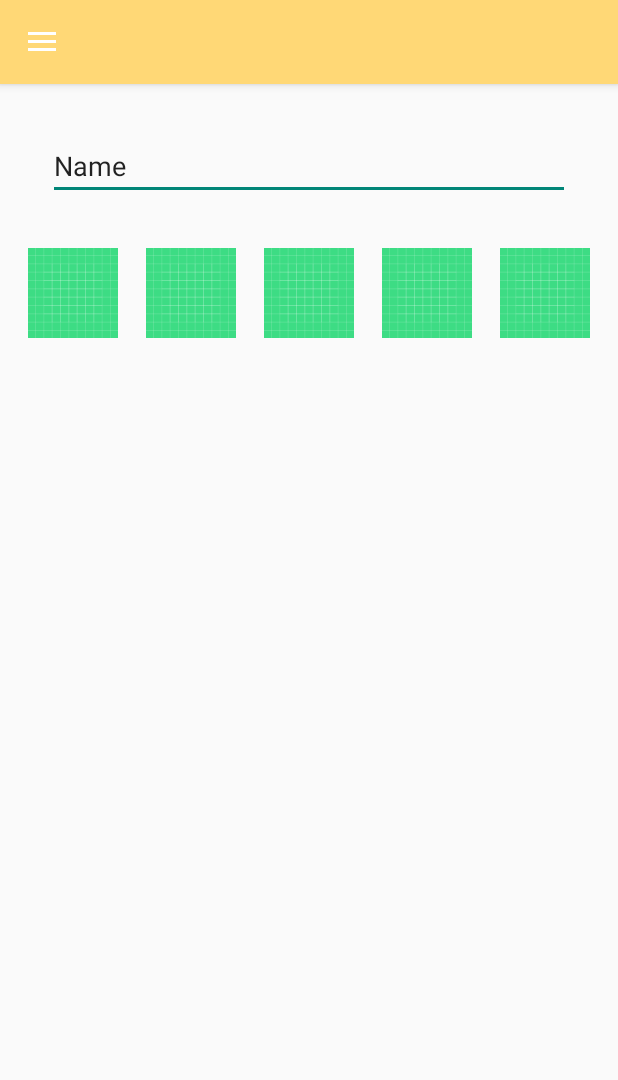
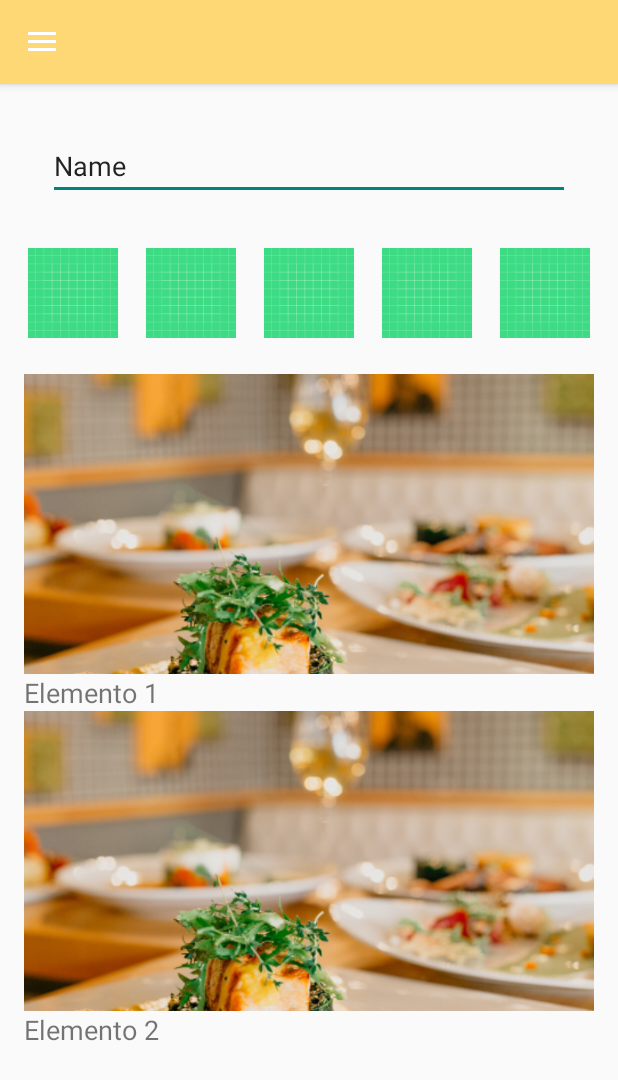
Before and after one commit to alfues62/TastynReady, an Android app: the screen it shows after launch (MainActivity), in the side drawer, after a tap on "Nuestra Carta", on a phone screen of 412 x 824 dp. Shown: the top 1080 px of the screen. Run offline under Robolectric (Android 15) with nearby library versions, the phone set to English and light mode, and no system bars.

Commit message:
RECYCLER VIEW
aaaaaa2

```diff
--- a/app/build.gradle.kts
+++ b/app/build.gradle.kts
@@ -36,6 +36,7 @@ dependencies {
     implementation("androidx.appcompat:appcompat:1.6.1")
     implementation("com.google.android.material:material:1.10.0")
     implementation("androidx.constraintlayout:constraintlayout:2.1.4")
+    implementation ("androidx.recyclerview:recyclerview:1.3.1")
     testImplementation("junit:junit:4.13.2")
     androidTestImplementation("androidx.test.ext:junit:1.1.5")
     androidTestImplementation("androidx.test.espresso:espresso-core:3.5.1")
--- /dev/null
+++ b/app/src/main/java/com/example/afusesc/tastynready/AdaptadorComidas.java
@@ -0,0 +1,70 @@
+package com.example.afusesc.tastynready;
+
+import android.content.Context;
+import android.view.LayoutInflater;
+import android.view.View;
+import android.view.ViewGroup;
+import android.widget.ImageView;
+import android.widget.TextView;
+
+import androidx.recyclerview.widget.RecyclerView;
+
+import java.util.List;
+
+public class AdaptadorComidas extends RecyclerView.Adapter<AdaptadorComidas.ViewHolderComidas> {
+
+    private List<MyItem> itemList;
+    private Context context;
+
+    public AdaptadorComidas(Context context, List<MyItem> itemList) {
+        this.context = context;
+        this.itemList = itemList;
+    }
+
+    @Override
+    public ViewHolderComidas onCreateViewHolder(ViewGroup parent, int viewType) {
+        View view = LayoutInflater.from(parent.getContext()).inflate(R.layout.item_layout, parent, false);
+        return new ViewHolderComidas(view);
+    }
+
+    @Override
+    public void onBindViewHolder(ViewHolderComidas holder, int position) {
+        MyItem item = itemList.get(position);
+        holder.textView.setText(item.getText());
+        holder.imageView.setImageResource(item.getImageResId());
+    }
+
+    @Override
+    public int getItemCount() {
+        return itemList.size();
+    }
+
+    public class ViewHolderComidas extends RecyclerView.ViewHolder {
+        public ImageView imageView;
+        public TextView textView;
+
+        public ViewHolderComidas(View itemView) {
+            super(itemView);
+            imageView = itemView.findViewById(R.id.imageView);
+            textView = itemView.findViewById(R.id.textView);
+        }
+    }
+
+    public static class MyItem {
+        private String text;
+        private int imageResId;
+
+        public MyItem(String text, int imageResId) {
+            this.text = text;
+            this.imageResId = imageResId;
+        }
+
+        public String getText() {
+            return text;
+        }
+
+        public int getImageResId() {
+            return imageResId;
+        }
+    }
+}
--- a/app/src/main/java/com/example/afusesc/tastynready/CartaFragment.java
+++ b/app/src/main/java/com/example/afusesc/tastynready/CartaFragment.java
@@ -3,10 +3,15 @@ package com.example.afusesc.tastynready;
 import android.os.Bundle;
 
 import androidx.fragment.app.Fragment;
+import androidx.recyclerview.widget.LinearLayoutManager;
+import androidx.recyclerview.widget.RecyclerView;
 
 import android.view.LayoutInflater;
 import android.view.View;
 import android.view.ViewGroup;
+
+import java.util.ArrayList;
+import java.util.List;
 
 public class CartaFragment extends Fragment {
 
@@ -14,6 +19,20 @@ public class CartaFragment extends Fragment {
     public View onCreateView(LayoutInflater inflater, ViewGroup container,
                              Bundle savedInstanceState) {
         // Inflate the layout for this fragment
-        return inflater.inflate(R.layout.fragment_carta, container, false);
+        View view = inflater.inflate(R.layout.fragment_carta, container, false);
+
+        RecyclerView recyclerView = view.findViewById(R.id.recycler_view);
+
+        List<AdaptadorComidas.MyItem> itemList = new ArrayList<>();
+        itemList.add(new AdaptadorComidas.MyItem("Elemento 1", R.drawable.headerbkg));
+        itemList.add(new AdaptadorComidas.MyItem("Elemento 2", R.drawable.headerbkg));
+        // Agrega más elementos...
+
+        AdaptadorComidas adapter = new AdaptadorComidas(requireContext(), itemList);
+
+        recyclerView.setLayoutManager(new LinearLayoutManager(requireContext()));
+        recyclerView.setAdapter(adapter);
+
+        return view;
     }
 }
--- a/app/src/main/java/com/example/afusesc/tastynready/MainActivity.java
+++ b/app/src/main/java/com/example/afusesc/tastynready/MainActivity.java
@@ -6,9 +6,15 @@ import androidx.appcompat.app.AppCompatActivity;
 import androidx.appcompat.widget.Toolbar;
 import androidx.core.view.GravityCompat;
 import androidx.drawerlayout.widget.DrawerLayout;
+import androidx.recyclerview.widget.LinearLayoutManager;
+import androidx.recyclerview.widget.RecyclerView;
+
 import android.os.Bundle;
 import android.view.MenuItem;
 import com.google.android.material.navigation.NavigationView;
+
+import java.util.ArrayList;
+import java.util.List;
 
 public class MainActivity extends AppCompatActivity implements NavigationView.OnNavigationItemSelectedListener {
     private DrawerLayout drawerLayout;
--- a/app/src/main/res/layout/fragment_carta.xml
+++ b/app/src/main/res/layout/fragment_carta.xml
@@ -77,6 +77,7 @@
         app:layout_constraintTop_toBottomOf="@+id/editTextText" />
 
     <androidx.recyclerview.widget.RecyclerView
+        android:id="@+id/recycler_view"
         android:layout_width="0dp"
         android:layout_height="0dp"
         android:layout_marginStart="16dp"
--- /dev/null
+++ b/app/src/main/res/layout/item_layout.xml
@@ -0,0 +1,19 @@
+<?xml version="1.0" encoding="utf-8"?>
+<LinearLayout
+    xmlns:android="http://schemas.android.com/apk/res/android"
+    android:layout_width="match_parent"
+    android:layout_height="wrap_content"
+    android:orientation="vertical">
+
+    <ImageView
+        android:id="@+id/imageView"
+        android:layout_width="match_parent"
+        android:layout_height="200dp"
+        android:scaleType="centerCrop"/>
+
+    <TextView
+        android:id="@+id/textView"
+        android:layout_width="match_parent"
+        android:layout_height="wrap_content"
+        android:textSize="18sp"/>
+</LinearLayout>
```
